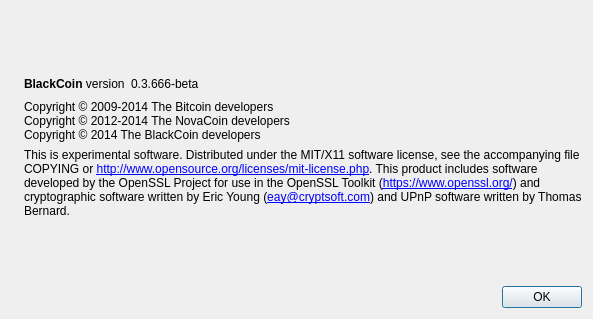
Old version of the form src/qt/forms/aboutdialog.ui in the repository chavezcoin-project/chavezcoin-1.
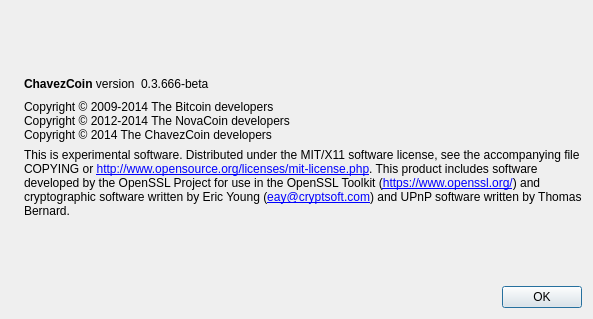
New version of the form. Icons and pictures are not drawn.

```diff
--- a/src/qt/forms/aboutdialog.ui
+++ b/src/qt/forms/aboutdialog.ui
@@ -50,7 +50,7 @@
           <cursorShape>IBeamCursor</cursorShape>
          </property>
          <property name="text">
-          <string>&lt;b&gt;BlackCoin&lt;/b&gt; version</string>
+          <string>&lt;b&gt;ChavezCoin&lt;/b&gt; version</string>
          </property>
          <property name="textInteractionFlags">
           <set>Qt::LinksAccessibleByMouse|Qt::TextSelectableByKeyboard|Qt::TextSelectableByMouse</set>
@@ -93,7 +93,7 @@
        <property name="text">
         <string>Copyright © 2009-2014 The Bitcoin developers
 Copyright © 2012-2014 The NovaCoin developers
-Copyright © 2014 The BlackCoin developers</string>
+Copyright © 2014 The ChavezCoin developers</string>
        </property>
        <property name="textInteractionFlags">
         <set>Qt::LinksAccessibleByMouse|Qt::TextSelectableByKeyboard|Qt::TextSelectableByMouse</set>
```
Left out of the diff: 2 changed lines with no effect on the pictures.
